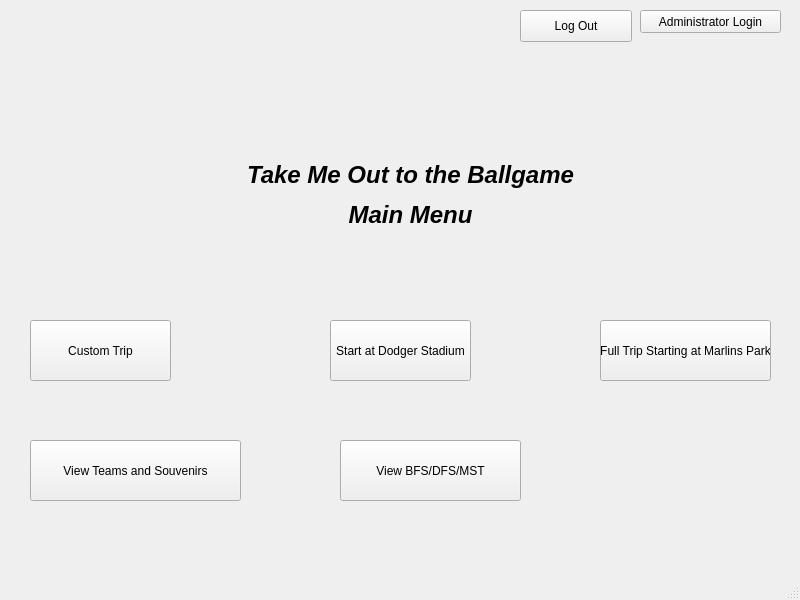
The window that Baseball/mainwindow.ui (Ykhan799/CS-1D-Project-2-Baseball) describes before a commit, drawn with Qt 5.
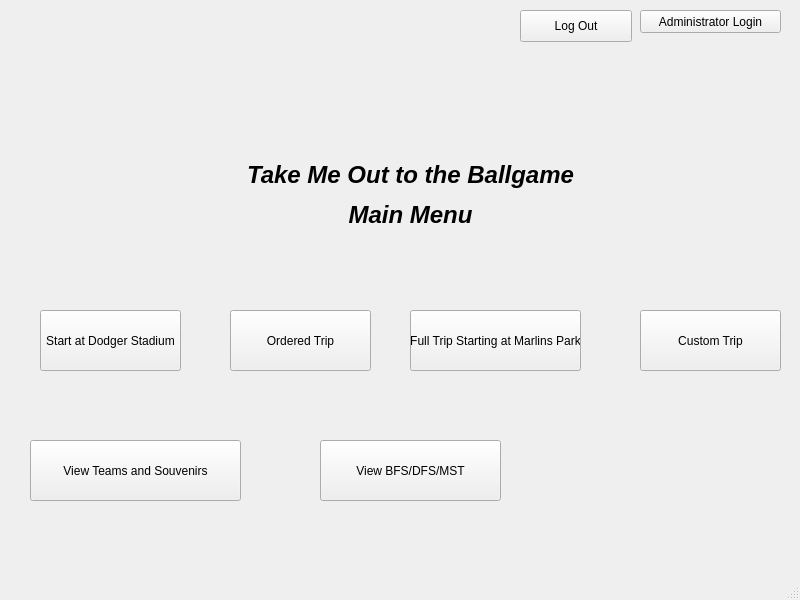
The same window after the commit.

Commit message: changed vectors into QVector and added ordered trip

```diff
--- a/Baseball/mainwindow.ui
+++ b/Baseball/mainwindow.ui
@@ -36,8 +36,8 @@
    <widget class="QPushButton" name="pushButton_2">
     <property name="geometry">
      <rect>
-      <x>30</x>
-      <y>320</y>
+      <x>640</x>
+      <y>310</y>
       <width>141</width>
       <height>61</height>
      </rect>
@@ -49,8 +49,8 @@
    <widget class="QPushButton" name="pushButton_3">
     <property name="geometry">
      <rect>
-      <x>330</x>
-      <y>320</y>
+      <x>40</x>
+      <y>310</y>
       <width>141</width>
       <height>61</height>
      </rect>
@@ -62,8 +62,8 @@
    <widget class="QPushButton" name="pushButton_4">
     <property name="geometry">
      <rect>
-      <x>600</x>
-      <y>320</y>
+      <x>410</x>
+      <y>310</y>
       <width>171</width>
       <height>61</height>
      </rect>
@@ -114,7 +114,7 @@
    <widget class="QPushButton" name="DFSBFSMST">
     <property name="geometry">
      <rect>
-      <x>340</x>
+      <x>320</x>
       <y>440</y>
       <width>181</width>
       <height>61</height>
@@ -124,6 +124,19 @@
      <string>View BFS/DFS/MST</string>
     </property>
    </widget>
+   <widget class="QPushButton" name="pushButton_5">
+    <property name="geometry">
+     <rect>
+      <x>230</x>
+      <y>310</y>
+      <width>141</width>
+      <height>61</height>
+     </rect>
+    </property>
+    <property name="text">
+     <string>Ordered Trip</string>
+    </property>
+   </widget>
   </widget>
   <widget class="QStatusBar" name="statusbar"/>
  </widget>
```
The commit also changes 17 other files.
